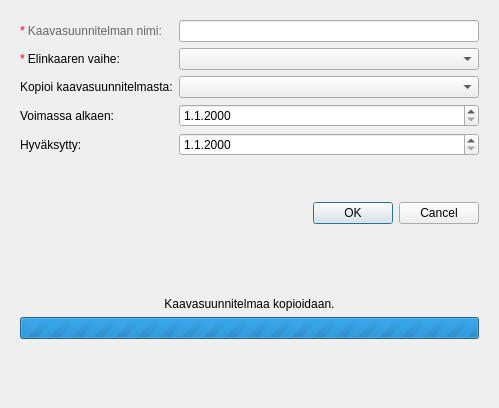
Above: arho_feature_template/gui/dialogs/new_plan_dialog.ui from GispoCoding/arho-qgis-plugin before the change. Below: the same form after it.
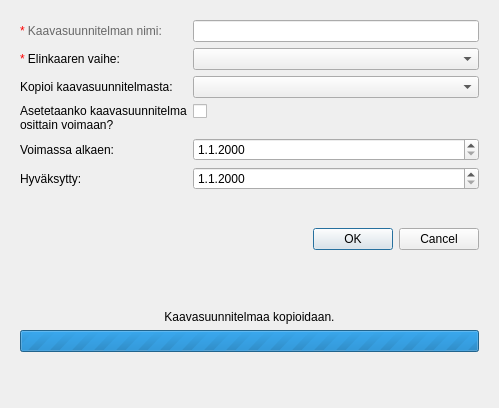
That is the form after the change. Custom widgets are drawn as their Qt base class.

Commit message: Add selection for partially valid plans

```diff
--- a/arho_feature_template/gui/dialogs/new_plan_dialog.ui
+++ b/arho_feature_template/gui/dialogs/new_plan_dialog.ui
@@ -59,7 +59,7 @@
           </property>
          </widget>
         </item>
-        <item row="3" column="0">
+        <item row="4" column="0">
          <widget class="QLabel" name="label_validity_start">
           <property name="visible">
            <bool>true</bool>
@@ -69,14 +69,14 @@
           </property>
          </widget>
         </item>
-        <item row="4" column="0">
+        <item row="5" column="0">
          <widget class="QLabel" name="label_approval">
           <property name="text">
            <string>Hyväksytty:</string>
           </property>
          </widget>
         </item>
-        <item row="4" column="1">
+        <item row="5" column="1">
          <widget class="QgsDateTimeEdit" name="approval_date">
           <property name="enabled">
            <bool>true</bool>
@@ -89,13 +89,28 @@
           </property>
          </widget>
         </item>
-        <item row="3" column="1">
+        <item row="4" column="1">
          <widget class="QgsDateTimeEdit" name="validity_start_date">
           <property name="displayFormat">
            <string>d.M.yyyy</string>
           </property>
          </widget>
         </item>
+        <item row="3" column="1">
+         <widget class="QCheckBox" name="check_box_partially_valid">
+          <property name="text">
+           <string/>
+          </property>
+         </widget>
+        </item>
+        <item row="3" column="0">
+         <widget class="QLabel" name="label_partially_valid">
+          <property name="text">
+           <string>Asetetaanko kaavasuunnitelma
+osittain voimaan?</string>
+          </property>
+         </widget>
+        </item>
        </layout>
       </item>
       <item>
```
The commit also changes 2 other files.
